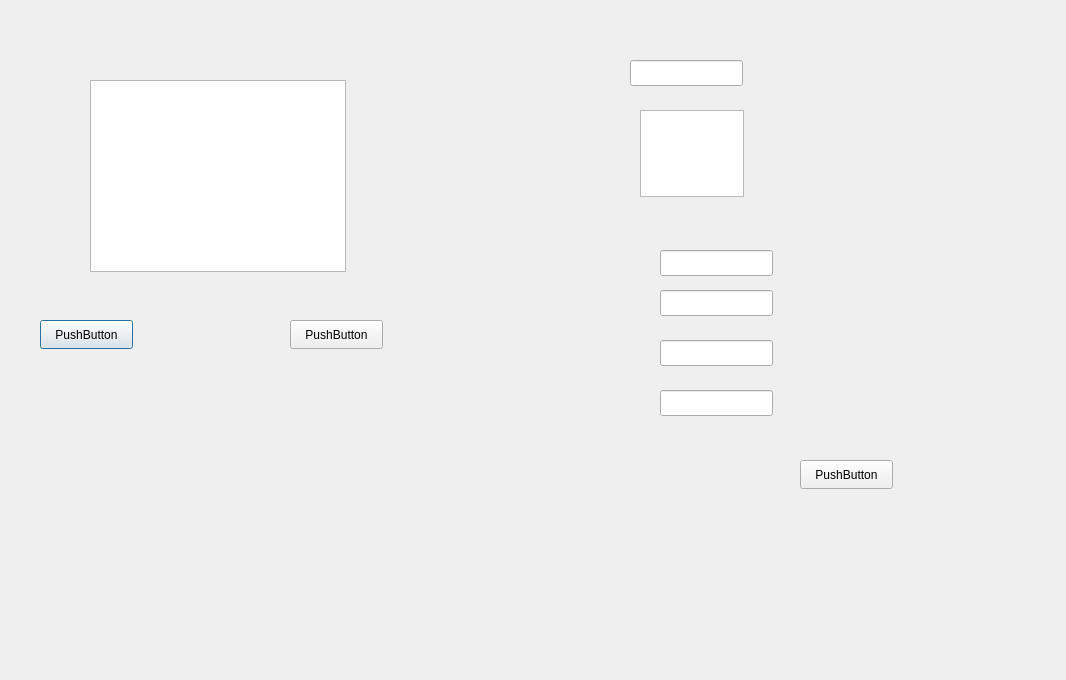
Before: the Qt Designer form imprese.ui in tarateo78/Praticometro, drawn with Qt 5.
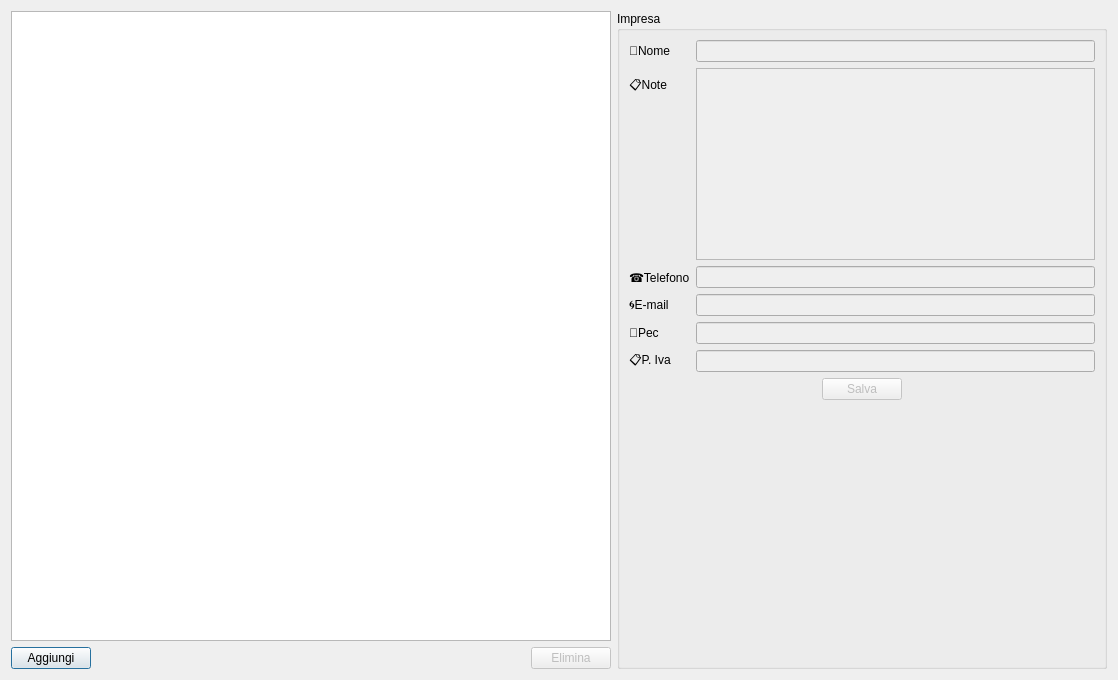
After: the same form once the commit is applied.

Commit message: Imprese ok

```diff
--- a/imprese.ui
+++ b/imprese.ui
@@ -6,122 +6,223 @@
    <rect>
     <x>0</x>
     <y>0</y>
-    <width>1066</width>
+    <width>1118</width>
     <height>680</height>
    </rect>
   </property>
   <property name="windowTitle">
    <string>Dialog</string>
   </property>
-  <widget class="QTableWidget" name="tabella">
-   <property name="geometry">
-    <rect>
-     <x>90</x>
-     <y>80</y>
-     <width>256</width>
-     <height>192</height>
-    </rect>
-   </property>
-  </widget>
-  <widget class="QPushButton" name="btnAggiungi">
-   <property name="geometry">
-    <rect>
-     <x>40</x>
-     <y>320</y>
-     <width>93</width>
-     <height>29</height>
-    </rect>
-   </property>
-   <property name="text">
-    <string>PushButton</string>
-   </property>
-  </widget>
-  <widget class="QPushButton" name="btnElimina">
-   <property name="geometry">
-    <rect>
-     <x>290</x>
-     <y>320</y>
-     <width>93</width>
-     <height>29</height>
-    </rect>
-   </property>
-   <property name="text">
-    <string>PushButton</string>
-   </property>
-  </widget>
-  <widget class="QPushButton" name="btnModifica">
-   <property name="geometry">
-    <rect>
-     <x>800</x>
-     <y>460</y>
-     <width>93</width>
-     <height>29</height>
-    </rect>
-   </property>
-   <property name="text">
-    <string>PushButton</string>
-   </property>
-  </widget>
-  <widget class="QLineEdit" name="nomeEdit">
-   <property name="geometry">
-    <rect>
-     <x>630</x>
-     <y>60</y>
-     <width>113</width>
-     <height>26</height>
-    </rect>
-   </property>
-  </widget>
-  <widget class="QLineEdit" name="telefonoEdit">
-   <property name="geometry">
-    <rect>
-     <x>660</x>
-     <y>250</y>
-     <width>113</width>
-     <height>26</height>
-    </rect>
-   </property>
-  </widget>
-  <widget class="QLineEdit" name="emailEdit">
-   <property name="geometry">
-    <rect>
-     <x>660</x>
-     <y>290</y>
-     <width>113</width>
-     <height>26</height>
-    </rect>
-   </property>
-  </widget>
-  <widget class="QLineEdit" name="pecEdit">
-   <property name="geometry">
-    <rect>
-     <x>660</x>
-     <y>340</y>
-     <width>113</width>
-     <height>26</height>
-    </rect>
-   </property>
-  </widget>
-  <widget class="QLineEdit" name="pivaEdit">
-   <property name="geometry">
-    <rect>
-     <x>660</x>
-     <y>390</y>
-     <width>113</width>
-     <height>26</height>
-    </rect>
-   </property>
-  </widget>
-  <widget class="QPlainTextEdit" name="noteEdit">
-   <property name="geometry">
-    <rect>
-     <x>640</x>
-     <y>110</y>
-     <width>104</width>
-     <height>87</height>
-    </rect>
-   </property>
-  </widget>
+  <layout class="QHBoxLayout" name="horizontalLayout_3">
+   <item>
+    <layout class="QVBoxLayout" name="verticalLayout_3">
+     <item>
+      <widget class="QTableWidget" name="tabella">
+       <property name="minimumSize">
+        <size>
+         <width>600</width>
+         <height>0</height>
+        </size>
+       </property>
+       <property name="selectionMode">
+        <enum>QAbstractItemView::SingleSelection</enum>
+       </property>
+       <property name="selectionBehavior">
+        <enum>QAbstractItemView::SelectRows</enum>
+       </property>
+      </widget>
+     </item>
+     <item>
+      <layout class="QHBoxLayout" name="horizontalLayout">
+       <item>
+        <widget class="QPushButton" name="btnAggiungi">
+         <property name="text">
+          <string>Aggiungi</string>
+         </property>
+        </widget>
+       </item>
+       <item>
+        <spacer name="horizontalSpacer">
+         <property name="orientation">
+          <enum>Qt::Horizontal</enum>
+         </property>
+         <property name="sizeHint" stdset="0">
+          <size>
+           <width>40</width>
+           <height>20</height>
+          </size>
+         </property>
+        </spacer>
+       </item>
+       <item>
+        <widget class="QPushButton" name="btnElimina">
+         <property name="enabled">
+          <bool>false</bool>
+         </property>
+         <property name="text">
+          <string>Elimina</string>
+         </property>
+        </widget>
+       </item>
+      </layout>
+     </item>
+    </layout>
+   </item>
+   <item>
+    <widget class="QGroupBox" name="groupBox">
+     <property name="title">
+      <string>Impresa</string>
+     </property>
+     <layout class="QVBoxLayout" name="verticalLayout_2">
+      <item>
+       <layout class="QVBoxLayout" name="verticalLayout">
+        <item>
+         <layout class="QFormLayout" name="formLayout">
+          <item row="0" column="0">
+           <widget class="QLabel" name="label">
+            <property name="text">
+             <string>🔧Nome</string>
+            </property>
+           </widget>
+          </item>
+          <item row="1" column="0">
+           <widget class="QLabel" name="label_2">
+            <property name="text">
+             <string>📋Note</string>
+            </property>
+           </widget>
+          </item>
+          <item row="1" column="1">
+           <widget class="QPlainTextEdit" name="noteEdit">
+            <property name="enabled">
+             <bool>false</bool>
+            </property>
+           </widget>
+          </item>
+          <item row="2" column="0">
+           <widget class="QLabel" name="label_3">
+            <property name="text">
+             <string>☎️Telefono</string>
+            </property>
+           </widget>
+          </item>
+          <item row="2" column="1">
+           <widget class="QLineEdit" name="telefonoEdit">
+            <property name="enabled">
+             <bool>false</bool>
+            </property>
+           </widget>
+          </item>
+          <item row="3" column="0">
+           <widget class="QLabel" name="label_4">
+            <property name="text">
+             <string>🌀E-mail</string>
+            </property>
+           </widget>
+          </item>
+          <item row="3" column="1">
+           <widget class="QLineEdit" name="emailEdit">
+            <property name="enabled">
+             <bool>false</bool>
+            </property>
+           </widget>
+          </item>
+          <item row="4" column="0">
+           <widget class="QLabel" name="label_5">
+            <property name="text">
+             <string>📧Pec</string>
+            </property>
+           </widget>
+          </item>
+          <item row="4" column="1">
+           <widget class="QLineEdit" name="pecEdit">
+            <property name="enabled">
+             <bool>false</bool>
+            </property>
+           </widget>
+          </item>
+          <item row="5" column="0">
+           <widget class="QLabel" name="label_6">
+            <property name="text">
+             <string>📋P. Iva</string>
+            </property>
+           </widget>
+          </item>
+          <item row="5" column="1">
+           <widget class="QLineEdit" name="pivaEdit">
+            <property name="enabled">
+             <bool>false</bool>
+            </property>
+           </widget>
+          </item>
+          <item row="0" column="1">
+           <widget class="QLineEdit" name="nomeEdit">
+            <property name="enabled">
+             <bool>false</bool>
+            </property>
+           </widget>
+          </item>
+         </layout>
+        </item>
+        <item>
+         <layout class="QHBoxLayout" name="horizontalLayout_2">
+          <item>
+           <spacer name="horizontalSpacer_2">
+            <property name="orientation">
+             <enum>Qt::Horizontal</enum>
+            </property>
+            <property name="sizeHint" stdset="0">
+             <size>
+              <width>40</width>
+              <height>20</height>
+             </size>
+            </property>
+           </spacer>
+          </item>
+          <item>
+           <widget class="QPushButton" name="btnModifica">
+            <property name="enabled">
+             <bool>false</bool>
+            </property>
+            <property name="text">
+             <string>Salva</string>
+            </property>
+           </widget>
+          </item>
+          <item>
+           <spacer name="horizontalSpacer_3">
+            <property name="orientation">
+             <enum>Qt::Horizontal</enum>
+            </property>
+            <property name="sizeHint" stdset="0">
+             <size>
+              <width>40</width>
+              <height>20</height>
+             </size>
+            </property>
+           </spacer>
+          </item>
+         </layout>
+        </item>
+        <item>
+         <spacer name="verticalSpacer">
+          <property name="orientation">
+           <enum>Qt::Vertical</enum>
+          </property>
+          <property name="sizeHint" stdset="0">
+           <size>
+            <width>20</width>
+            <height>40</height>
+           </size>
+          </property>
+         </spacer>
+        </item>
+       </layout>
+      </item>
+     </layout>
+    </widget>
+   </item>
+  </layout>
  </widget>
  <resources/>
  <connections/>
```
The commit also changes 3 other files.
